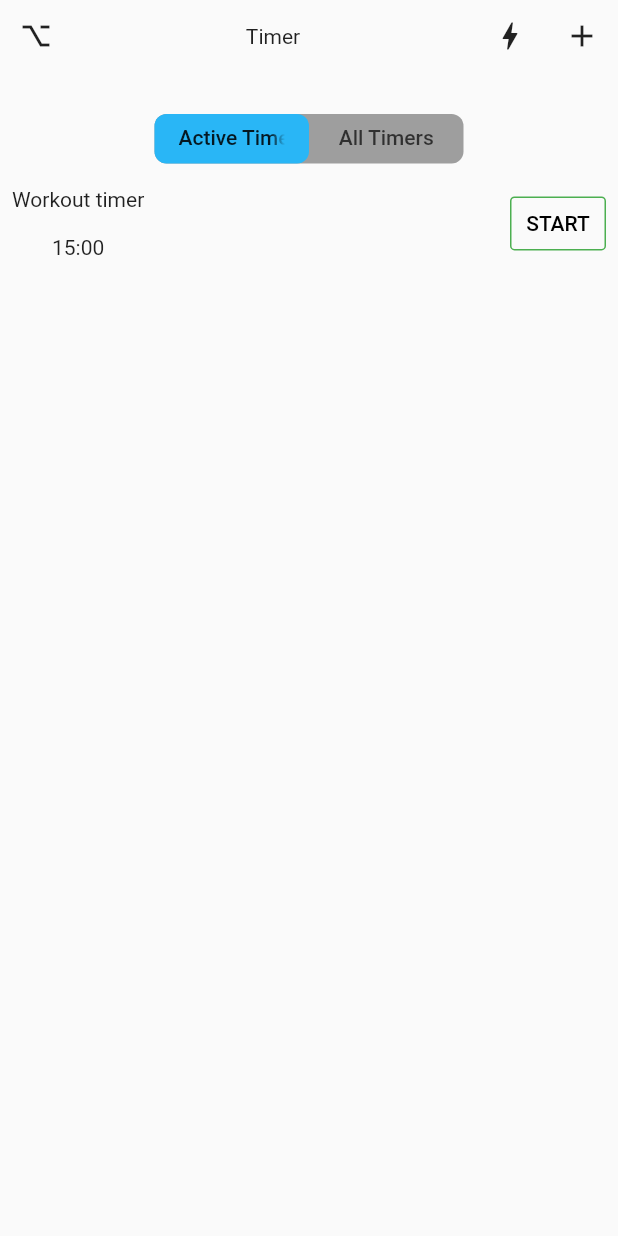
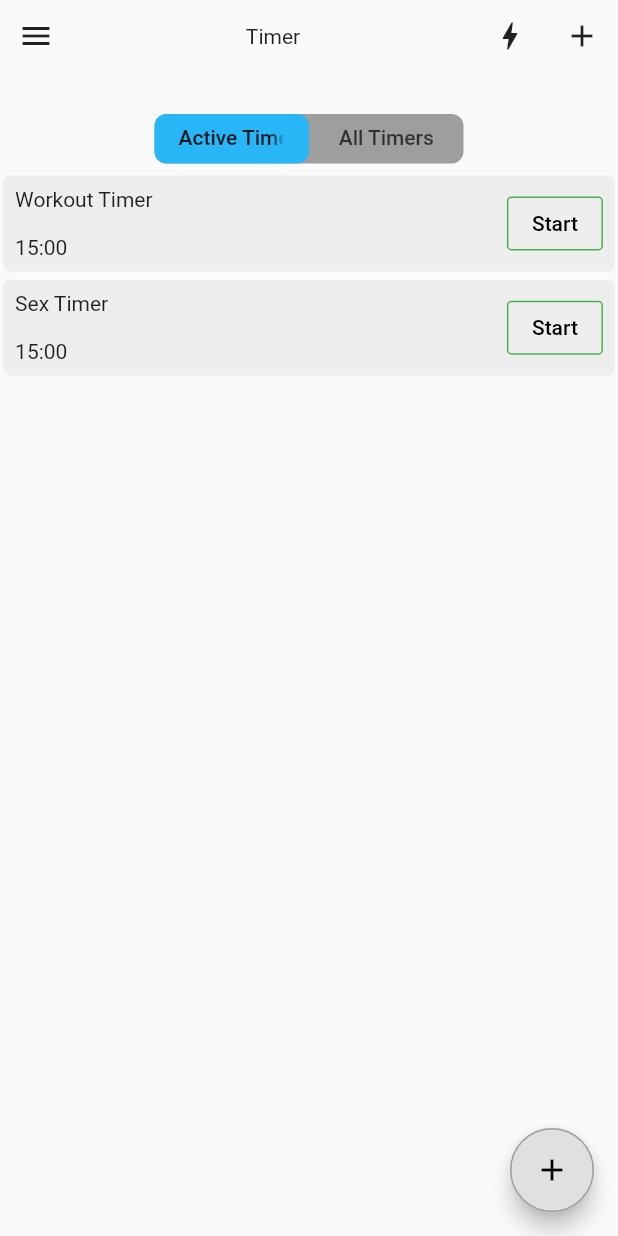
Before and after one commit to Obaydullah-Hasib/timer_app, a Flutter app: the screen it shows after launch, on a phone screen of 412 x 824 dp. Run offline on Flutter 3.47's test engine with Material 2 defaults, Android fonts, the phone set to English and light mode, and no system bars.

Commit message:
flotting_action_button_add

```diff
--- a/lib/pages/MyHomePage.dart
+++ b/lib/pages/MyHomePage.dart
@@ -1,5 +1,6 @@
 import 'package:flutter/material.dart';
 import 'package:flutter/widgets.dart';
+import 'package:timer_app_rashad_vai/widget/timer.dart';
 
 import '../widget/icon_button_custom.dart';
 
@@ -12,6 +13,7 @@ class MyHomePage extends StatefulWidget {
 }
 
 class _MyHomePageState extends State<MyHomePage> {
+  GlobalKey<ScaffoldState> _scaffoldKey = GlobalKey<ScaffoldState>();
   List<bool> isSelected = [true, false];
   int selected=0;
   List<String> _tabs = ["All Timers",'Active Timers'];
@@ -22,18 +24,34 @@ class _MyHomePageState extends State<MyHomePage> {
     return DefaultTabController(
       length: _tabs.length,
       child: Scaffold(
-        // appBar: AppBar(
-        //   backgroundColor: Colors.transparent,
-        //   elevation: 0,
-        //   title: Text(widget.title),
-        //   centerTitle: true,
-        //   leading: GestureDetector(
-        //     onTap: (){
-        //     },
-        //     child: Icon(Icons.),
-        //   ),
-        //
-        // ),
+        key: _scaffoldKey,
+        drawer: Drawer(
+          child: ListView(
+            children: [
+              DrawerHeader(child: Container(color:Colors.tealAccent)),
+
+              ListTile(
+                title: Text("adsf"),
+
+              ),
+              Divider(thickness: 2,),
+
+            ],
+          ),
+        ),
+        floatingActionButton: FloatingActionButton(
+          onPressed: (){},
+          child: Icon(Icons.add),
+          backgroundColor: Colors.grey.shade300,
+          splashColor: Colors.black,
+
+          shape: StadiumBorder(
+            side: BorderSide(
+              color: Colors.grey.shade500,
+            )
+          ),
+        ),
+
 
         body: SafeArea(
             child: Container(
@@ -41,63 +59,21 @@ class _MyHomePageState extends State<MyHomePage> {
             children: [
               Row(
                 children: [
-                  MyButton(icon: Icons.keyboard_option_key),
+                  MyButton(icon: Icons.menu,onPressed: (){ _scaffoldKey.currentState?.openDrawer();},),
                   const Padding(
                     padding: EdgeInsets.all(12.0),
                     child: Text("Timer"),
                   ),
                   Row(
                     children: [
-                      MyButton(icon: Icons.bolt),
-                      MyButton(icon: Icons.add)
+                      MyButton(icon: Icons.bolt,onPressed: (){print("bolt");}),
+                      MyButton(icon: Icons.add,onPressed: (){print("add");})
                     ],
                   )
                 ],
                 mainAxisAlignment: MainAxisAlignment.spaceBetween,
               ),
-              // Container(
-              //     decoration: BoxDecoration(
-              //         borderRadius: BorderRadius.circular(5),
-              //         border: Border.all(
-              //             color: Colors.black,
-              //             width: 1,
-              //             style: BorderStyle.solid)),
-              //
-              //     //  padding: EdgeInsets.fromLTRB(size.width/4, 10, size.width/4, 10),
-              //     width: size.width / 2,
-              //     height: size.height / 25,
-              //     child: ToggleButtons(
-              //       fillColor: selected==0? Colors.blue.shade400:,
-              //       children: [
-              //
-              //        Text("All Timers",style: TextStyle(
-              //         color:Colors.black
-              //       ),), Text("Active Timers")],
-              //       isSelected: isSelected,
-              //       onPressed: (int newIndex) {
-              //         setState(() {
-              //           selected = newIndex;
-              //         });
-              //       },
-              //     )
-              //     //Row(
-              //     //   children: [
-              //     //     GestureDetector(
-              //     //       onTap: (){
-              //     //         print("ALL click");
-              //     //       },
-              //     //       child: Text("All Timers"),
-              //     //     ),
-              //     //     GestureDetector(
-              //     //       onTap: (){print("Ac click");},
-              //     //       child: Text("Active Timers"),
-              //     //     ),
-              //     //
-              //     //
-              //     //   ],
-              //     //   mainAxisAlignment: MainAxisAlignment.spaceEvenly,
-              //     // ),
-              //     ),
+
               SizedBox(
                 height: 20,
               ),
@@ -125,53 +101,22 @@ class _MyHomePageState extends State<MyHomePage> {
                   )]),
                 ),
               ),
-             SizedBox(
-               height: 300,
-               child: TabBarView(
-                 children: [
-                   Container(
-                     child: Row(
-                       mainAxisAlignment: MainAxisAlignment.spaceBetween,
-                       children: [
-                         Column(
-                           children: [
-                             Padding(
-                               padding: const EdgeInsets.all(8.0),
-                               child: Text("Workout timer"),
-                             ),
-                             Padding(
-                               padding: const EdgeInsets.all(8.0),
-                               child: Text("15:00"),
-                             ),
-                           ],
-                         ),
-                         StartStopButton(buttonName: "START",color: Colors.green,)
-                       ],
-                     ),
-                   ),
-                   Container(
-                     child: Row(
-                       mainAxisAlignment: MainAxisAlignment.spaceBetween,
-                       children: [
-                         Column(
-                           children: [
-                             Padding(
-                               padding: const EdgeInsets.all(8.0),
-                               child: Text("Workout timer"),
-                             ),
-                             Padding(
-                               padding: const EdgeInsets.all(8.0),
-                               child: Text("15:00"),
-                             ),
-                           ],
-                         ),
-                         StartStopButton(buttonName: "STOP",color: Colors.red,)
-                       ],
-                     ),
-                   ),
-                 ],
-               ),
-             )
+             Expanded(child: TabBarView(
+
+               children: [
+                 ListView(
+                   children: [ TimerSegment(title: "Workout Timer", time: "15:00", buttonName: "Start", color: Colors.green),
+                     SizedBox(height: size.height/150,),
+                     TimerSegment(title: "Sex Timer", time: "15:00", buttonName: "Start", color: Colors.green),],
+                 ),
+                 ListView(
+                   children: [
+                     TimerSegment(title: "Workout timer", time: "13:15", buttonName: "Stop", color: Colors.red)
+                   ],
+                 )
+
+               ],
+             ))
             ],
           ),
         )),
--- a/lib/widget/icon_button_custom.dart
+++ b/lib/widget/icon_button_custom.dart
@@ -3,12 +3,13 @@ class MyButton extends StatelessWidget {
 
 
   MyButton({
-    Key? key, required this.icon
+    Key? key, required this.icon, required this.onPressed
   }) : super(key: key);
   final IconData icon;
+  final onPressed;
   @override
   Widget build(BuildContext context) {
-    return IconButton(onPressed: (){}, icon: Icon(icon),
+    return IconButton(onPressed: onPressed, icon: Icon(icon),
     splashRadius: 15,);
   }
 }
--- a/lib/widget/timer.dart
+++ b/lib/widget/timer.dart
@@ -2,30 +2,43 @@ import 'package:flutter/material.dart';
 
 import 'icon_button_custom.dart';
 class TimerSegment extends StatelessWidget {
-  const TimerSegment({
-    Key? key,
-  }) : super(key: key);
 
+String? title, time, buttonName;
+
+TimerSegment({required this.title,required this.time,required this.buttonName, required this.color});
+
+  final Color color;
   @override
   Widget build(BuildContext context) {
-    return Container(
+    Size size = MediaQuery.of(context).size;
+    return Padding(
+      padding: EdgeInsets.symmetric(horizontal: size.width/200),
+      child: Container(
+
+        decoration: BoxDecoration(
+          color: Colors.grey.shade200,
+          borderRadius: BorderRadius.circular(5),
+        ),
         child: Row(
           mainAxisAlignment: MainAxisAlignment.spaceBetween,
+
           children: [
             Column(
+              crossAxisAlignment: CrossAxisAlignment.start,
               children: [
                 Padding(
                   padding: const EdgeInsets.all(8.0),
-                child: Text("Workout timer"),
+                  child: Text("${title}"),
                 ),
                 Padding(
                   padding: const EdgeInsets.all(8.0),
-                child: Text("15:00"),
+                  child: Text("${time}"),
                 ),
               ],
             ),
-          StartStopButton(buttonName: "START",color: Colors.green,)
+            StartStopButton(buttonName: buttonName,color: color,)
           ],
+        ),
       ),
     );
   }
```
Lines whose indentation alone changed are shown as unchanged.
